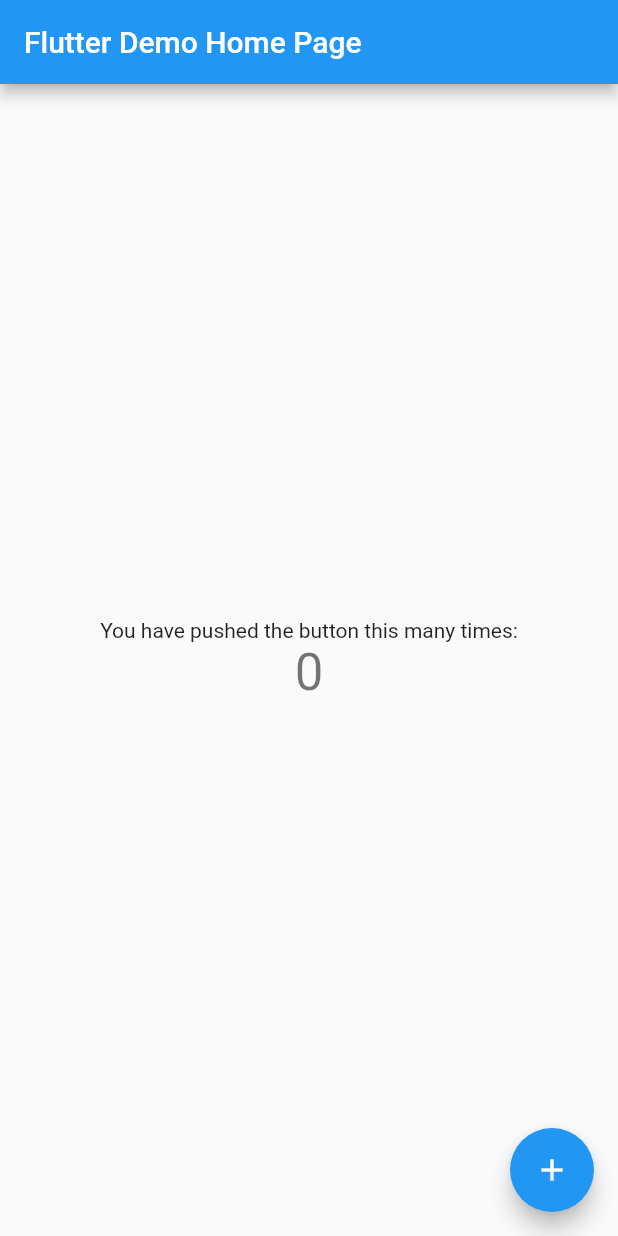
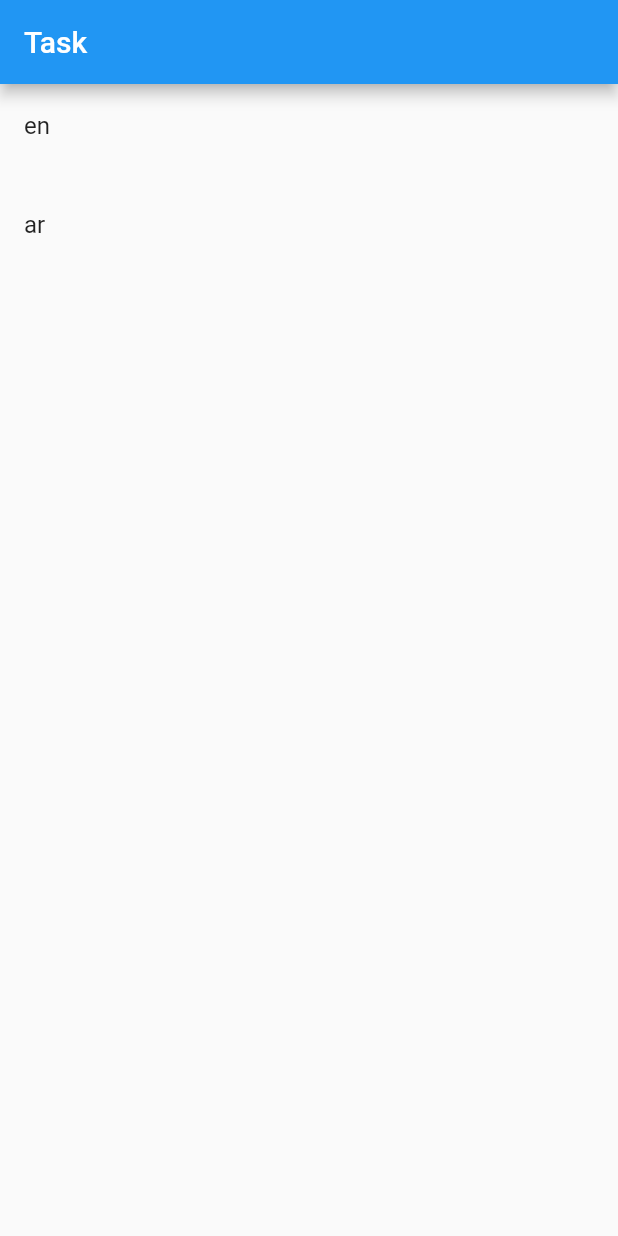
Before and after one commit to moak13/tasks_application, a Flutter app: the screen it shows after launch, on a phone screen of 412 x 824 dp. Run offline on Flutter 3.47's test engine with Material 2 defaults, Android fonts, the phone set to English and light mode, and no system bars; our stand-ins replace flutter_riverpod; generated files the repository leaves out were written again.

Commit message:
feat: l10n

```diff
--- /dev/null
+++ b/lib/core/core.dart
@@ -0,0 +1 @@
+export 'global/global.dart';
--- /dev/null
+++ b/lib/core/global/global.dart
@@ -0,0 +1 @@
+export 'locale_state.dart';
--- /dev/null
+++ b/lib/core/global/locale_state.dart
@@ -0,0 +1,18 @@
+import 'package:flutter/material.dart';
+import 'package:flutter_riverpod/flutter_riverpod.dart';
+
+import '../../generated/l10n.dart';
+
+final localeStateProvider =
+    StateNotifierProvider<LocaleState, Locale>((ref) => LocaleState());
+
+class LocaleState extends StateNotifier<Locale> {
+  LocaleState() : super(S.delegate.supportedLocales.first);
+
+  List<Locale> get supportedLocales => S.delegate.supportedLocales;
+
+  Future<void> setLocale(Locale locale) async {
+    await S.load(locale);
+    state = locale;
+  }
+}
--- a/lib/main.dart
+++ b/lib/main.dart
@@ -1,15 +1,27 @@
 import 'package:flutter/material.dart';
+import 'package:flutter_localizations/flutter_localizations.dart';
+import 'package:flutter_riverpod/flutter_riverpod.dart';
+
+import 'core/core.dart';
+import 'generated/l10n.dart';
 
 void main() {
-  runApp(const MyApp());
+  runApp(
+    const ProviderScope(
+      child: MyApp(),
+    ),
+  );
 }
 
-class MyApp extends StatelessWidget {
+class MyApp extends ConsumerWidget {
   const MyApp({super.key});
 
   // This widget is the root of your application.
   @override
-  Widget build(BuildContext context) {
+  Widget build(BuildContext context, WidgetRef ref) {
+    // Watch the current locale and rebuild on change
+    Locale locale = ref.watch(localeStateProvider);
+
     return MaterialApp(
       title: 'Flutter Demo',
       theme: ThemeData(
@@ -24,92 +36,54 @@
         // is not restarted.
         primarySwatch: Colors.blue,
       ),
-      home: const MyHomePage(title: 'Flutter Demo Home Page'),
+      localizationsDelegates: const [
+        S.delegate,
+        GlobalMaterialLocalizations.delegate,
+        GlobalWidgetsLocalizations.delegate,
+        GlobalCupertinoLocalizations.delegate,
+      ],
+      supportedLocales: S.delegate.supportedLocales,
+      locale: locale,
+      home: const MyHomePage(),
     );
   }
 }
 
-class MyHomePage extends StatefulWidget {
-  const MyHomePage({super.key, required this.title});
-
-  // This widget is the home page of your application. It is stateful, meaning
-  // that it has a State object (defined below) that contains fields that affect
-  // how it looks.
-
-  // This class is the configuration for the state. It holds the values (in this
-  // case the title) provided by the parent (in this case the App widget) and
-  // used by the build method of the State. Fields in a Widget subclass are
-  // always marked "final".
-
-  final String title;
+class MyHomePage extends ConsumerStatefulWidget {
+  const MyHomePage({super.key});
 
   @override
-  State<MyHomePage> createState() => _MyHomePageState();
+  ConsumerState<MyHomePage> createState() => _MyHomePageState();
 }
 
-class _MyHomePageState extends State<MyHomePage> {
-  int _counter = 0;
-
-  void _incrementCounter() {
-    setState(() {
-      // This call to setState tells the Flutter framework that something has
-      // changed in this State, which causes it to rerun the build method below
-      // so that the display can reflect the updated values. If we changed
-      // _counter without calling setState(), then the build method would not be
-      // called again, and so nothing would appear to happen.
-      _counter++;
-    });
-  }
-
+class _MyHomePageState extends ConsumerState<MyHomePage> {
   @override
   Widget build(BuildContext context) {
-    // This method is rerun every time setState is called, for instance as done
-    // by the _incrementCounter method above.
-    //
-    // The Flutter framework has been optimized to make rerunning build methods
-    // fast, so that you can just rebuild anything that needs updating rather
-    // than having to individually change instances of widgets.
+    // Get locale state
+    LocaleState localeState = ref.read(localeStateProvider.notifier);
+    // Get supported locales
+    List<Locale> supportedLocales = localeState.supportedLocales;
     return Scaffold(
       appBar: AppBar(
-        // Here we take the value from the MyHomePage object that was created by
-        // the App.build method, and use it to set our appbar title.
-        title: Text(widget.title),
+        title: Text(S.of(context).task),
       ),
-      body: Center(
-        // Center is a layout widget. It takes a single child and positions it
-        // in the middle of the parent.
-        child: Column(
-          // Column is also a layout widget. It takes a list of children and
-          // arranges them vertically. By default, it sizes itself to fit its
-          // children horizontally, and tries to be as tall as its parent.
-          //
-          // Invoke "debug painting" (press "p" in the console, choose the
-          // "Toggle Debug Paint" action from the Flutter Inspector in Android
-          // Studio, or the "Toggle Debug Paint" command in Visual Studio Code)
-          // to see the wireframe for each widget.
-          //
-          // Column has various properties to control how it sizes itself and
-          // how it positions its children. Here we use mainAxisAlignment to
-          // center the children vertically; the main axis here is the vertical
-          // axis because Columns are vertical (the cross axis would be
-          // horizontal).
-          mainAxisAlignment: MainAxisAlignment.center,
-          children: <Widget>[
-            const Text(
-              'You have pushed the button this many times:',
-            ),
-            Text(
-              '$_counter',
-              style: Theme.of(context).textTheme.headline4,
-            ),
-          ],
-        ),
+      body: ListView.separated(
+        itemCount: supportedLocales.length,
+        separatorBuilder: (BuildContext context, int index) {
+          return const SizedBox(
+            height: 10,
+          );
+        },
+        itemBuilder: (BuildContext context, int index) {
+          Locale locale = supportedLocales.elementAt(index);
+          return ListTile(
+            title: Text(locale.languageCode),
+            onTap: () async {
+              await localeState.setLocale(locale);
+            },
+          );
+        },
       ),
-      floatingActionButton: FloatingActionButton(
-        onPressed: _incrementCounter,
-        tooltip: 'Increment',
-        child: const Icon(Icons.add),
-      ), // This trailing comma makes auto-formatting nicer for build methods.
     );
   }
 }
```
Also changed, not shown: lib/l10n/intl_ar.arb (added, +14 -0 lines), lib/l10n/intl_en.arb (added, +14 -0 lines), pubspec.yaml (+11 -18 lines), pubspec.lock, 1 other file.
